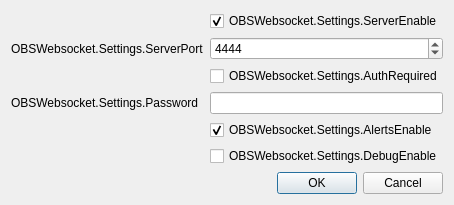
Qt form src/forms/settings-dialog.ui (obsproject/obs-websocket) before a commit.
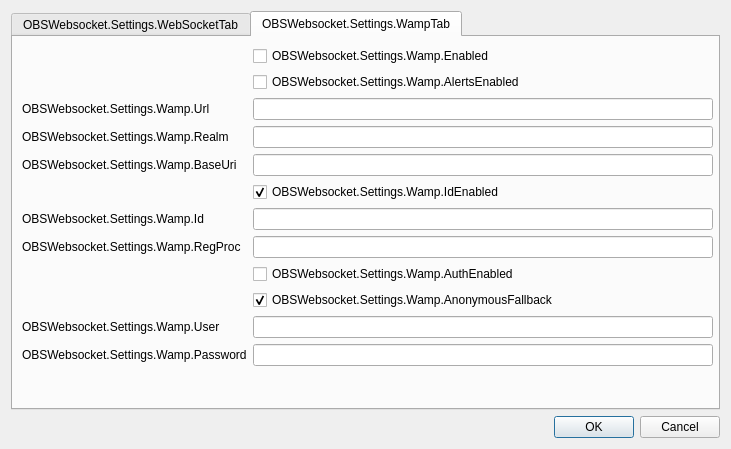
The same form after that commit.

Commit message: WAMP support in OBS WebSocket

What changed in the file:
```diff
--- a/src/forms/settings-dialog.ui
+++ b/src/forms/settings-dialog.ui
@@ -6,8 +6,8 @@
    <rect>
     <x>0</x>
     <y>0</y>
-    <width>407</width>
-    <height>195</height>
+    <width>731</width>
+    <height>449</height>
    </rect>
   </property>
   <property name="sizePolicy">
@@ -27,22 +27,39 @@
     <enum>QLayout::SetDefaultConstraint</enum>
    </property>
    <item>
+    <widget class="QTabWidget" name="tabWidget">
+     <property name="currentIndex">
+      <number>1</number>
+     </property>
+     <widget class="QWidget" name="webSocketTab">
+      <attribute name="title">
+       <string>OBSWebsocket.Settings.WebSocketTab</string>
+      </attribute>
+      <widget class="QWidget" name="layoutWidget">
+       <property name="geometry">
+        <rect>
+         <x>0</x>
+         <y>0</y>
+         <width>694</width>
+         <height>182</height>
+        </rect>
+       </property>
     <layout class="QFormLayout" name="formLayout">
-     <item row="3" column="1">
+        <item row="4" column="1">
       <widget class="QCheckBox" name="authRequired">
        <property name="text">
         <string>OBSWebsocket.Settings.AuthRequired</string>
        </property>
       </widget>
      </item>
-     <item row="4" column="0">
+        <item row="5" column="0">
       <widget class="QLabel" name="lbl_password">
        <property name="text">
         <string>OBSWebsocket.Settings.Password</string>
        </property>
       </widget>
      </item>
-     <item row="4" column="1">
+        <item row="5" column="1">
       <widget class="QLineEdit" name="password">
        <property name="echoMode">
         <enum>QLineEdit::Password</enum>
@@ -59,14 +76,14 @@
        </property>
       </widget>
      </item>
-     <item row="2" column="0">
+        <item row="3" column="0">
       <widget class="QLabel" name="lbl_serverPort">
        <property name="text">
         <string>OBSWebsocket.Settings.ServerPort</string>
        </property>
       </widget>
      </item>
-     <item row="2" column="1">
+        <item row="3" column="1">
       <widget class="QSpinBox" name="serverPort">
        <property name="minimum">
         <number>1024</number>
@@ -79,7 +96,7 @@
        </property>
       </widget>
      </item>
-     <item row="5" column="1">
+        <item row="6" column="1">
        <widget class="QCheckBox" name="alertsEnabled">
          <property name="text">
            <string>OBSWebsocket.Settings.AlertsEnable</string>
@@ -89,7 +106,7 @@
          </property>
        </widget>
      </item>
-     <item row="6" column="1">
+        <item row="7" column="1">
        <widget class="QCheckBox" name="debugEnabled">
          <property name="text">
            <string>OBSWebsocket.Settings.DebugEnable</string>
@@ -99,7 +116,233 @@
          </property>
        </widget>
      </item>
-    </layout>
+        <item row="2" column="1">
+         <widget class="QCheckBox" name="notificationsEnabled">
+          <property name="text">
+           <string>OBSWebsocket.Settings.TrayNotificationsEnabled</string>
+          </property>
+         </widget>
+        </item>
+       </layout>
+      </widget>
+     </widget>
+     <widget class="QWidget" name="wampTab">
+      <attribute name="title">
+       <string>OBSWebsocket.Settings.WampTab</string>
+      </attribute>
+      <widget class="QWidget" name="formLayoutWidget">
+       <property name="geometry">
+        <rect>
+         <x>9</x>
+         <y>9</y>
+         <width>691</width>
+         <height>341</height>
+        </rect>
+       </property>
+       <layout class="QFormLayout" name="wampFormLayout">
+        <item row="2" column="0">
+         <widget class="QLabel" name="lbl_wampUrl">
+          <property name="toolTip">
+           <string>OBSWebsocket.Settings.Wamp.Url.Tooltip</string>
+          </property>
+          <property name="text">
+           <string>OBSWebsocket.Settings.Wamp.Url</string>
+          </property>
+         </widget>
+        </item>
+        <item row="2" column="1">
+         <widget class="QLineEdit" name="wampUrl">
+          <property name="minimumSize">
+           <size>
+            <width>250</width>
+            <height>0</height>
+           </size>
+          </property>
+          <property name="toolTip">
+           <string>OBSWebsocket.Settings.Wamp.Url.Tooltip</string>
+          </property>
+         </widget>
+        </item>
+        <item row="6" column="1">
+         <widget class="QLineEdit" name="wampId">
+          <property name="minimumSize">
+           <size>
+            <width>250</width>
+            <height>0</height>
+           </size>
+          </property>
+          <property name="toolTip">
+           <string>OBSWebsocket.Settings.Wamp.Id.Tooltip</string>
+          </property>
+         </widget>
+        </item>
+        <item row="0" column="1">
+         <widget class="QCheckBox" name="wampEnabled">
+          <property name="toolTip">
+           <string>OBSWebsocket.Settings.Wamp.Enabled.Tooltip</string>
+          </property>
+          <property name="text">
+           <string>OBSWebsocket.Settings.Wamp.Enabled</string>
+          </property>
+         </widget>
+        </item>
+        <item row="9" column="1">
+         <widget class="QCheckBox" name="wampAuthEnabled">
+          <property name="toolTip">
+           <string>OBSWebsocket.Settings.Wamp.AuthEnabled.Tooltip</string>
+          </property>
+          <property name="text">
+           <string>OBSWebsocket.Settings.Wamp.AuthEnabled</string>
+          </property>
+         </widget>
+        </item>
+        <item row="11" column="0">
+         <widget class="QLabel" name="lbl_wampUser">
+          <property name="text">
+           <string>OBSWebsocket.Settings.Wamp.User</string>
+          </property>
+         </widget>
+        </item>
+        <item row="11" column="1">
+         <widget class="QLineEdit" name="wampUser">
+          <property name="minimumSize">
+           <size>
+            <width>250</width>
+            <height>0</height>
+           </size>
+          </property>
+          <property name="toolTip">
+           <string>OBSWebsocket.Settings.Wamp.AuthEnabled.Tooltip</string>
+          </property>
+         </widget>
+        </item>
+        <item row="12" column="0">
+         <widget class="QLabel" name="lbl_wampPassword">
+          <property name="text">
+           <string>OBSWebsocket.Settings.Wamp.Password</string>
+          </property>
+         </widget>
+        </item>
+        <item row="12" column="1">
+         <widget class="QLineEdit" name="wampPassword">
+          <property name="minimumSize">
+           <size>
+            <width>250</width>
+            <height>0</height>
+           </size>
+          </property>
+          <property name="echoMode">
+           <enum>QLineEdit::PasswordEchoOnEdit</enum>
+          </property>
+         </widget>
+        </item>
+        <item row="3" column="0">
+         <widget class="QLabel" name="lbl_wampRealm">
+          <property name="text">
+           <string>OBSWebsocket.Settings.Wamp.Realm</string>
+          </property>
+         </widget>
+        </item>
+        <item row="3" column="1">
+         <widget class="QLineEdit" name="wampRealm">
+          <property name="minimumSize">
+           <size>
+            <width>250</width>
+            <height>0</height>
+           </size>
+          </property>
+         </widget>
+        </item>
+        <item row="6" column="0">
+         <widget class="QLabel" name="lbl_wampId">
+          <property name="toolTip">
+           <string>OBSWebsocket.Settings.Wamp.Id.Tooltip</string>
+          </property>
+          <property name="text">
+           <string>OBSWebsocket.Settings.Wamp.Id</string>
+          </property>
+         </widget>
+        </item>
+        <item row="5" column="1">
+         <widget class="QCheckBox" name="wampIdEnabled">
+          <property name="text">
+           <string>OBSWebsocket.Settings.Wamp.IdEnabled</string>
+          </property>
+          <property name="checked">
+           <bool>true</bool>
+          </property>
+         </widget>
+        </item>
+        <item row="1" column="1">
+         <widget class="QCheckBox" name="wampAlertsEnabled">
+          <property name="text">
+           <string>OBSWebsocket.Settings.Wamp.AlertsEnabled</string>
+          </property>
+         </widget>
+        </item>
+        <item row="10" column="1">
+         <widget class="QCheckBox" name="wampAnonFB">
+          <property name="toolTip">
+           <string>OBSWebsocket.Settings.Wamp.AnonymousFallback.Tooltip</string>
+          </property>
+          <property name="text">
+           <string>OBSWebsocket.Settings.Wamp.AnonymousFallback</string>
+          </property>
+          <property name="checked">
+           <bool>true</bool>
+          </property>
+         </widget>
+        </item>
+        <item row="8" column="1">
+         <widget class="QLineEdit" name="wampRegProc">
+          <property name="minimumSize">
+           <size>
+            <width>400</width>
+            <height>0</height>
+           </size>
+          </property>
+          <property name="toolTip">
+           <string>OBSWebsocket.Settings.Wamp.RegProc.Tooltip</string>
+          </property>
+         </widget>
+        </item>
+        <item row="8" column="0">
+         <widget class="QLabel" name="lbl_wampRegProc">
+          <property name="toolTip">
+           <string>OBSWebsocket.Settings.Wamp.RegProc.Tooltip</string>
+          </property>
+          <property name="text">
+           <string>OBSWebsocket.Settings.Wamp.RegProc</string>
+          </property>
+         </widget>
+        </item>
+        <item row="4" column="1">
+         <widget class="QLineEdit" name="wampBaseUri">
+          <property name="minimumSize">
+           <size>
+            <width>400</width>
+            <height>0</height>
+           </size>
+          </property>
+          <property name="toolTip">
+           <string>OBSWebsocket.Settings.Wamp.BaseUri.Tooltip</string>
+          </property>
+         </widget>
+        </item>
+        <item row="4" column="0">
+         <widget class="QLabel" name="lbl_wampBaseUri">
+          <property name="toolTip">
+           <string>OBSWebsocket.Settings.Wamp.BaseUri.Tooltip</string>
+          </property>
+          <property name="text">
+           <string>OBSWebsocket.Settings.Wamp.BaseUri</string>
+          </property>
+         </widget>
+        </item>
+       </layout>
+      </widget>
+     </widget>
+    </widget>
    </item>
    <item>
     <widget class="QDialogButtonBox" name="buttonBox">
```
Lines whose indentation alone changed are shown as unchanged. The commit also changes 21 other files.
